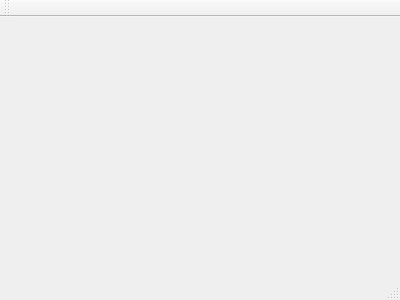
Old version of the form MouseSetter/mainwindow.ui in the repository codec-abc/QtMouseSetter.
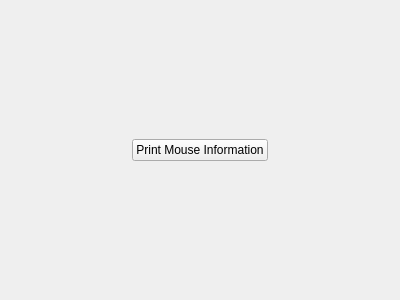
New version of the form.

Commit message: retrieving mouse info

Diff of the .ui file:
```diff
--- a/MouseSetter/mainwindow.ui
+++ b/MouseSetter/mainwindow.ui
@@ -12,13 +12,55 @@
   <property name="windowTitle" >
    <string>MainWindow</string>
   </property>
-  <widget class="QMenuBar" name="menuBar" />
-  <widget class="QToolBar" name="mainToolBar" />
-  <widget class="QWidget" name="centralWidget" />
-  <widget class="QStatusBar" name="statusBar" />
+  <widget class="QWidget" name="centralWidget">
+   <layout class="QGridLayout" name="gridLayout">
+    <item row="0" column="0">
+     <spacer name="horizontalSpacer">
+      <property name="orientation">
+       <enum>Qt::Horizontal</enum>
+      </property>
+      <property name="sizeHint" stdset="0">
+       <size>
+        <width>40</width>
+        <height>20</height>
+       </size>
+      </property>
+     </spacer>
+    </item>
+    <item row="0" column="1">
+     <widget class="QPushButton" name="MouseInfoButton">
+      <property name="text">
+       <string>Print Mouse Information</string>
+      </property>
+     </widget>
+    </item>
+    <item row="0" column="2">
+     <spacer name="horizontalSpacer_2">
+      <property name="orientation">
+       <enum>Qt::Horizontal</enum>
+      </property>
+      <property name="sizeHint" stdset="0">
+       <size>
+        <width>40</width>
+        <height>20</height>
+       </size>
+      </property>
+     </spacer>
+    </item>
+   </layout>
+  </widget>
+  <widget class="QMenuBar" name="menuBar">
+   <property name="geometry">
+    <rect>
+     <x>0</x>
+     <y>0</y>
+     <width>400</width>
+     <height>21</height>
+    </rect>
+   </property>
+  </widget>
  </widget>
- <layoutDefault spacing="6" margin="11" />
- <pixmapfunction></pixmapfunction>
+ <layoutdefault spacing="6" margin="11"/>
  <resources/>
  <connections/>
 </ui>
```
Left out of the diff: 7 changed lines with no effect on the pictures. The commit also changes 4 other files.
